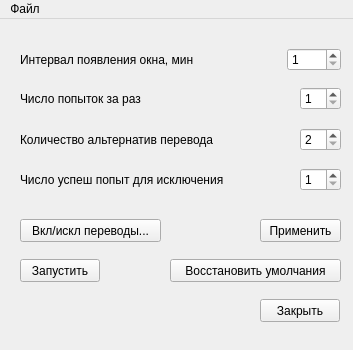
First picture: the form in mainwindow.ui, repository makar224/LexNew, before the edit.
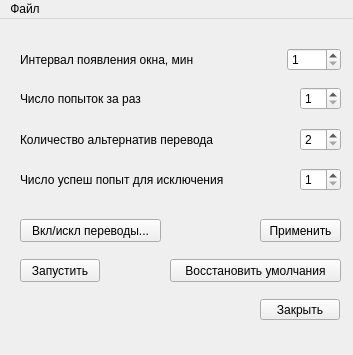
Second picture: the form after the edit.

Commit message: LexNew.pro: fix target.path; dictionaryeditdialog.cpp: ui small fix; mainwindow.cpp: fix default.txt directory for Linux; translationdialog.cpp: prevent same translation request twice in a row

The edit to the form file:
```diff
--- a/mainwindow.ui
+++ b/mainwindow.ui
@@ -7,7 +7,7 @@
     <x>0</x>
     <y>0</y>
     <width>353</width>
-    <height>350</height>
+    <height>355</height>
    </rect>
   </property>
   <property name="windowTitle">
@@ -20,7 +20,7 @@
       <x>260</x>
       <y>280</y>
       <width>80</width>
-      <height>23</height>
+      <height>21</height>
      </rect>
     </property>
     <property name="text">
```
Left out of the diff: 2 changed lines with no effect on the pictures. The commit also changes 4 other files.
